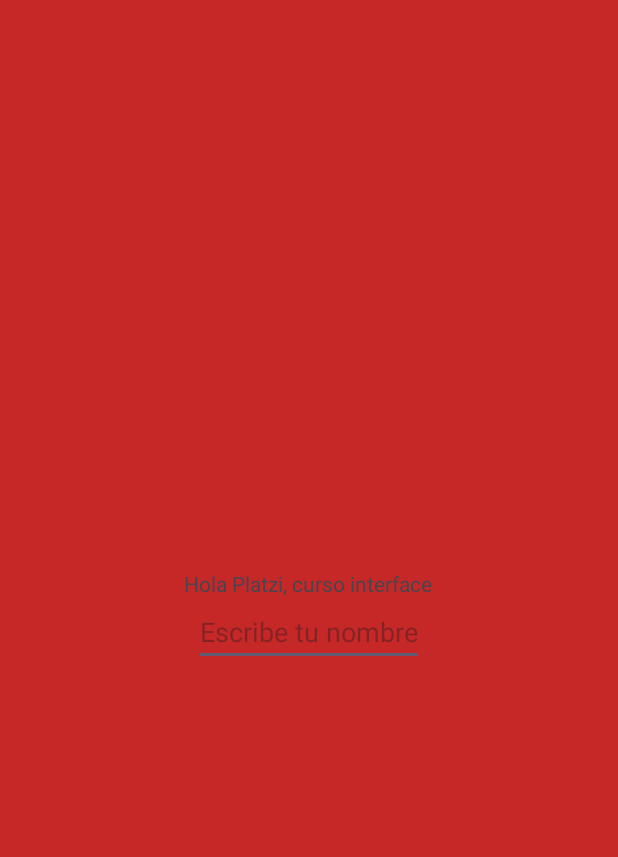
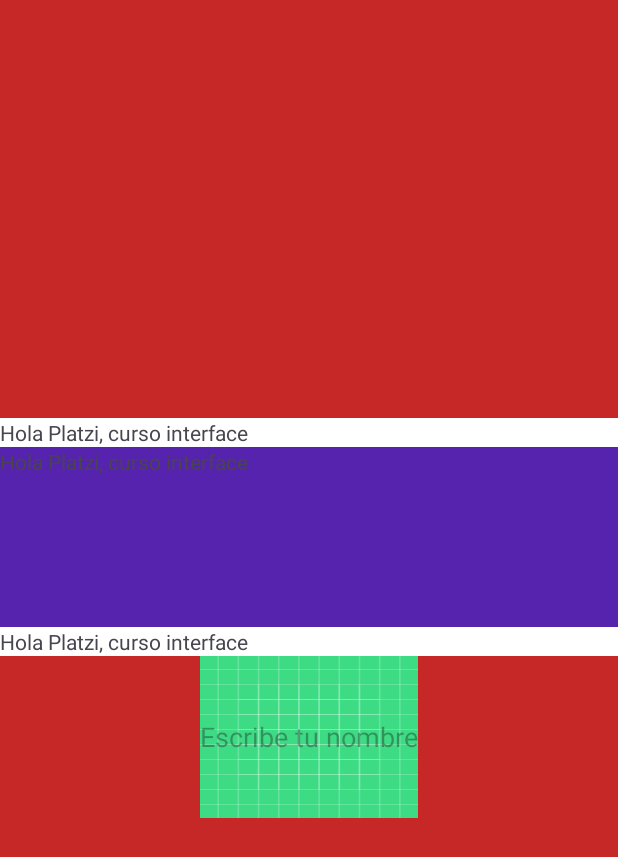
Before and after one commit to ronaldrreyes007/CursoAndroidStudioPlatzi, an Android app: the layout activity_main.xml on its own in the app's theme, with its tools: preview values and no code run, on a phone screen of 412 x 824 dp. Shown: the top 857 px of the screen. Run offline under Robolectric (Android 15) with nearby library versions, the phone set to English and light mode, and no system bars.

Commit message:
tools no se veran reflejados en la aplicacion final hasta cambiarlos a android

```diff
--- a/app/src/main/res/layout/activity_main.xml
+++ b/app/src/main/res/layout/activity_main.xml
@@ -4,22 +4,36 @@
     android:layout_width="match_parent"
     android:layout_height="match_parent"
     android:orientation="vertical"
-
     android:background="@color/red"
+    xmlns:tools="http://schemas.android.com/tools"
 
     >
 
     <TextView
+        android:id="@+id/tvMainTitle"
+        android:layout_width="match_parent"
+        android:layout_height="wrap_content"
+        tools:background="@color/white"
+        tools:text="Hola Platzi, curso interface" />
+    <TextView
 
-        android:layout_width="wrap_content"
+        android:layout_width="match_parent"
+        android:layout_height="120dp"
+        tools:textSize="20sp"
+        tools:background="@color/azul"
+        tools:text="Hola Platzi, curso interface" />
+    <TextView
+
+        android:layout_width="match_parent"
         android:layout_height="wrap_content"
-
-        android:text="Hola Platzi, curso interface" />
+        tools:background="@color/white"
+        tools:text="Hola Platzi, curso interface" />
 
     <EditText
         android:hint="Escribe tu nombre"
         android:layout_width="wrap_content"
         android:layout_height="wrap_content"
+        android:background="@drawable/ic_launcher_background"
         android:inputType="number"></EditText>
 
 
--- a/app/src/main/res/values/colors.xml
+++ b/app/src/main/res/values/colors.xml
@@ -3,4 +3,5 @@
     <color name="black">#FF000000</color>
     <color name="white">#FFFFFFFF</color>
     <color name="red">#C62828</color>
+    <color name="azul">#5523AE</color>
 </resources>
```
